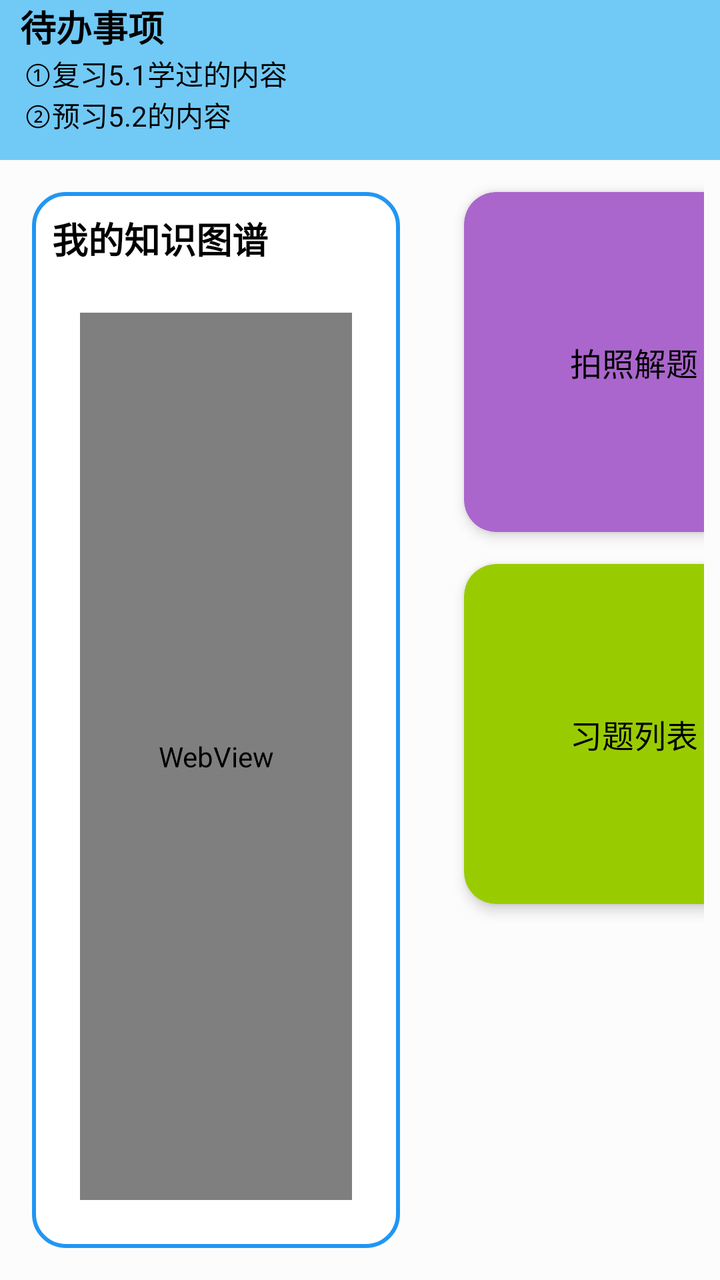
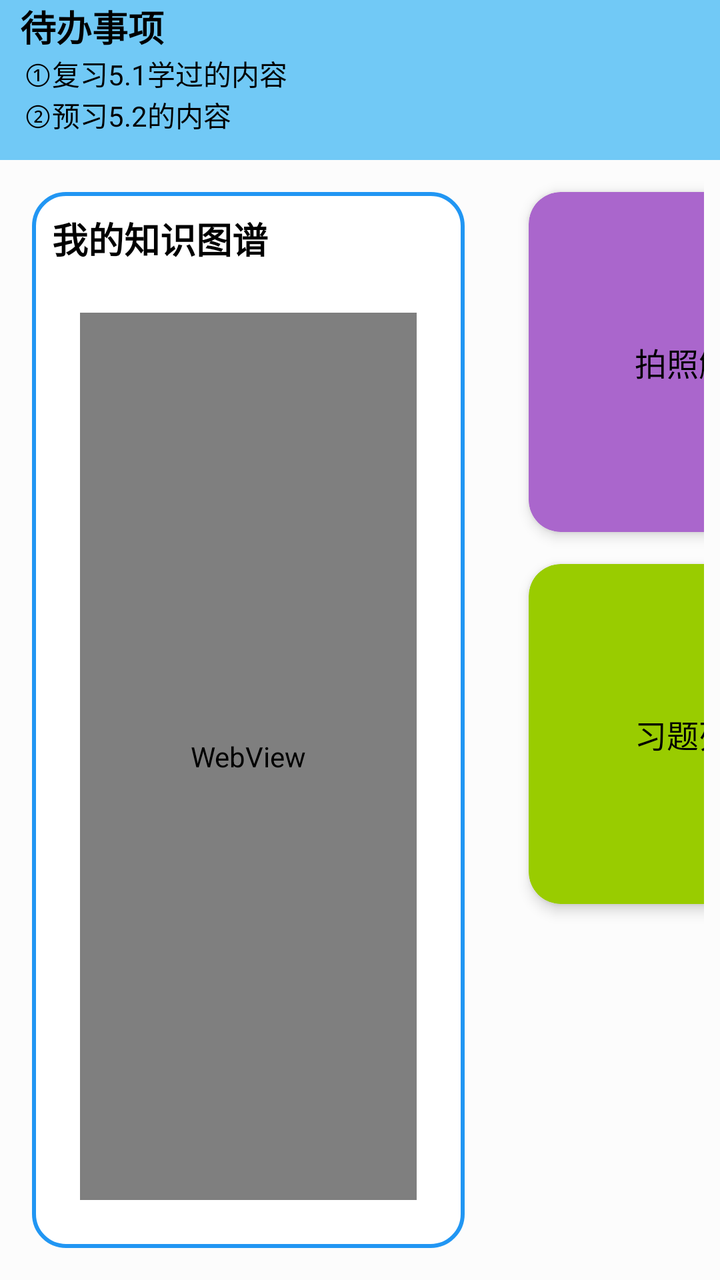

Before-and-after screenshots of an Android layout around one commit, followed by the original layout XML and the change that was made.
<!-- AndroidManifest.xml: application theme Theme.IMatesApp.FullScreen -->
<!-- res/layout/fragment_subject_biology.xml -->
<?xml version="1.0" encoding="utf-8"?>
 <androidx.constraintlayout.widget.ConstraintLayout
    xmlns:android="http://schemas.android.com/apk/res/android"
     xmlns:app="http://schemas.android.com/apk/res-auto"
     android:layout_width="match_parent"
     android:layout_height="match_parent"
     android:background="#80FFFFFF"
     xmlns:tools="http://schemas.android.com/tools"
     tools:context=".fragments.FragmentSubjectBiology">
    <LinearLayout
        android:id="@+id/tool_bar"
        android:layout_width="match_parent"
        android:layout_height="wrap_content"
        android:orientation="vertical"
        android:background="#71c9f6"
        android:minHeight="80dp"
        app:layout_constraintTop_toTopOf="parent"
        app:layout_constraintStart_toStartOf="parent">

        <TextView
            android:layout_width="wrap_content"
            android:layout_height="wrap_content"
            android:textColor="#000000"
            android:textStyle="bold"
            android:layout_marginStart="10dp"
            android:textSize="@dimen/reflow_text_title_size"
            android:text="待办事项"/>
        <TextView
            android:layout_width="wrap_content"
            android:layout_height="wrap_content"
            android:background="@android:color/transparent"
            android:textColor="#000000"
            android:layout_marginStart="12dp"
            android:text="①复习5.1学过的内容"/>
        <TextView
            android:layout_width="wrap_content"
            android:layout_height="wrap_content"
            android:background="@android:color/transparent"
            android:textColor="#000000"
            android:layout_marginStart="12dp"
            android:text="②预习5.2的内容"/>

    </LinearLayout>

    <LinearLayout
        android:id="@+id/todo"
        android:layout_width="0dp"
        android:layout_height="0dp"
        app:layout_constraintStart_toStartOf="parent"
        app:layout_constraintEnd_toStartOf="@+id/guideline"
        app:layout_constraintTop_toBottomOf="@id/tool_bar"
        app:layout_constraintBottom_toBottomOf="parent"
        android:layout_margin="16dp"
        android:orientation="vertical"
        android:background="@drawable/todo_list_bg">
        <TextView
            android:layout_width="wrap_content"
            android:layout_height="wrap_content"
            android:textColor="#000000"
            android:textStyle="bold"
            android:textSize="@dimen/reflow_text_title_size"
            android:layout_marginStart="10dp"
            android:layout_marginTop="10dp"
            android:text="我的知识图谱"/>

        <WebView
            android:id="@+id/knowledge_view"
            android:background="@drawable/round_corner"
            android:layout_width="match_parent"
            android:layout_height="match_parent"
            android:layout_margin="24dp"
            android:focusable="true"
            android:focusableInTouchMode="true"/>

    </LinearLayout>

    <GridLayout
            android:id="@+id/menuLayout"
            android:columnCount="2"
            android:rowCount="2"
            android:padding="8dp"
            android:layout_width="0dp"
            android:layout_height="0dp"
            app:layout_constraintStart_toEndOf="@+id/guideline"
            app:layout_constraintEnd_toEndOf="parent"
            app:layout_constraintTop_toBottomOf="@id/tool_bar"
            app:layout_constraintBottom_toBottomOf="parent">

            <androidx.cardview.widget.CardView
                android:id="@+id/photo_to_solve"
                android:backgroundTint="@android:color/holo_purple"
                android:clickable="true"
                android:focusable="true"
                android:foreground="?android:attr/selectableItemBackgroundBorderless"
                style="@style/MenuCard">
                <TextView
                    style="@style/MenuText"
                    android:textColor="@color/black"
                    android:text="@string/take_photo_solve_question"/>
            </androidx.cardview.widget.CardView>

            <androidx.cardview.widget.CardView
                android:id="@+id/card_my_favor"
                android:clickable="true"
                android:focusable="true"
                android:foreground="?android:attr/selectableItemBackgroundBorderless"
                style="@style/MenuCard"
                android:backgroundTint="@android:color/holo_blue_light">
                <TextView
                    style="@style/MenuText"
                    android:textColor="@color/black"
                    android:text="@string/my_favorite"/>
            </androidx.cardview.widget.CardView>

            <androidx.cardview.widget.CardView
                android:id="@+id/exercise"
                android:clickable="true"
                android:focusable="true"
                android:foreground="?android:attr/selectableItemBackgroundBorderless"
                style="@style/MenuCard"
                android:textColor="@color/black"
                android:backgroundTint="@android:color/holo_green_light">
                <TextView
                    style="@style/MenuText"
                    android:textColor="@color/black"
                    android:text="@string/question_list"/>
            </androidx.cardview.widget.CardView>

            <androidx.cardview.widget.CardView
                android:id="@+id/history"
                android:clickable="true"
                android:focusable="true"
                android:foreground="?android:attr/selectableItemBackgroundBorderless"
                style="@style/MenuCard"
                android:backgroundTint="@android:color/holo_orange_light">
                <TextView
                    style="@style/MenuText"
                    android:textColor="@color/black"
                    android:text="@string/history_archive"/>
            </androidx.cardview.widget.CardView>

        </GridLayout>

    
    <androidx.constraintlayout.widget.Guideline
        android:id="@+id/guideline"
        android:layout_width="wrap_content"
        android:layout_height="wrap_content"
        android:orientation="vertical"
        app:layout_constraintGuide_percent="0.6" />

    <androidx.fragment.app.FragmentContainerView
        android:id="@+id/container"
        android:layout_width="match_parent"
        android:layout_height="match_parent"
        app:layout_constraintBottom_toBottomOf="parent"
        app:layout_constraintEnd_toEndOf="parent"
        app:layout_constraintStart_toStartOf="parent"
        app:layout_constraintTop_toTopOf="parent" />

</androidx.constraintlayout.widget.ConstraintLayout>
<!-- resources referenced by this layout -->
<resources>
  <color name="black">#FF000000</color>
  <dimen name="reflow_text_title_size">18sp</dimen>
  <!-- drawable round_corner (drawable) -->
  <?xml version="1.0" encoding="utf-8"?>
  <shape xmlns:android="http://schemas.android.com/apk/res/android">
      <solid android:color="#1d85ce" />
      <corners android:radius="16dp" />
      <padding
          android:left="18dp"
          android:right="18dp"
          android:top="9dp"
          android:bottom="9dp" />
  </shape>
  <!-- drawable todo_list_bg (drawable) -->
  <?xml version="1.0" encoding="utf-8"?>
  <shape xmlns:android="http://schemas.android.com/apk/res/android"
      android:shape="rectangle">
      
      <corners android:radius="16dp" />
      <solid android:color="#ffffff" />
  
      
      <stroke
          android:width="2dp"
          android:color="#2196F3" />
  </shape>
  <string name="history_archive">历史档案</string>
  <string name="my_favorite">收藏中心</string>
  <string name="question_list">习题列表</string>
  <string name="take_photo_solve_question">拍照解题</string>
  <style name="MenuCard">
          <item name="android:layout_width">230dp</item>
          <item name="android:layout_height">200dp</item>
          <item name="android:layout_margin">8dp</item>
          <item name="cardCornerRadius">16dp</item>
          <item name="cardElevation">4dp</item>
      </style>
  <style name="MenuText">
          <item name="android:layout_width">wrap_content</item>
          <item name="android:layout_height">wrap_content</item>
          <item name="android:layout_gravity">center</item>
          <item name="android:textColor">@android:color/white</item>
          <item name="android:textSize">16sp</item>
      </style>
  <style name="Theme.IMatesApp.FullScreen" parent="Theme.AppCompat.Light.NoActionBar">
          
          <item name="android:windowFullscreen">true</item>
          
          <item name="android:windowTranslucentStatus">true</item>
          
          <item name="android:windowTranslucentNavigation">true</item>
      </style>
</resources>

<!-- the commit's change to res/layout/fragment_subject_biology.xml (unified diff, before → after) -->
@@ -147,7 +147,7 @@
         android:layout_width="wrap_content"
         android:layout_height="wrap_content"
         android:orientation="vertical"
-        app:layout_constraintGuide_percent="0.6" />
+        app:layout_constraintGuide_percent="0.69" />
 
     <androidx.fragment.app.FragmentContainerView
         android:id="@+id/container"
